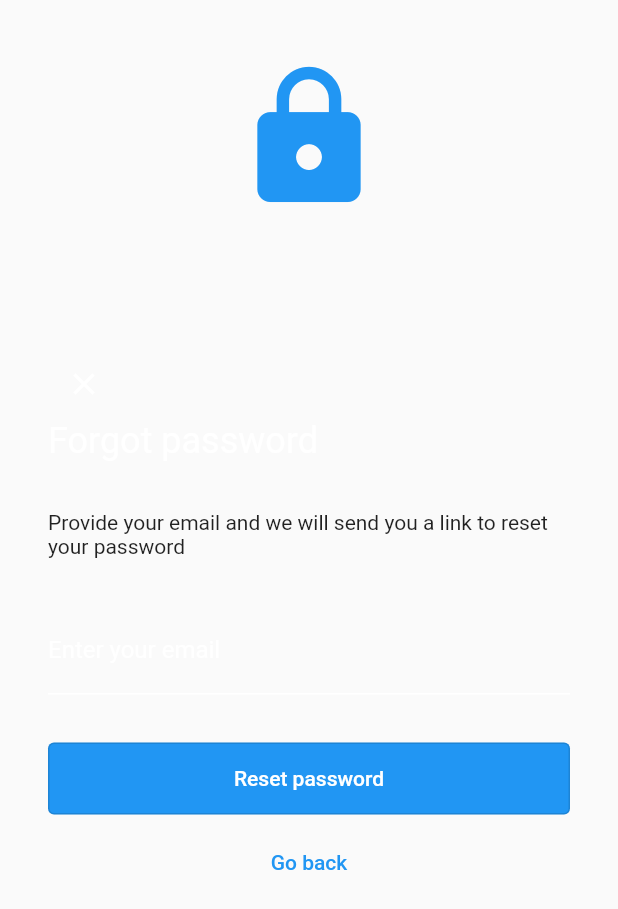
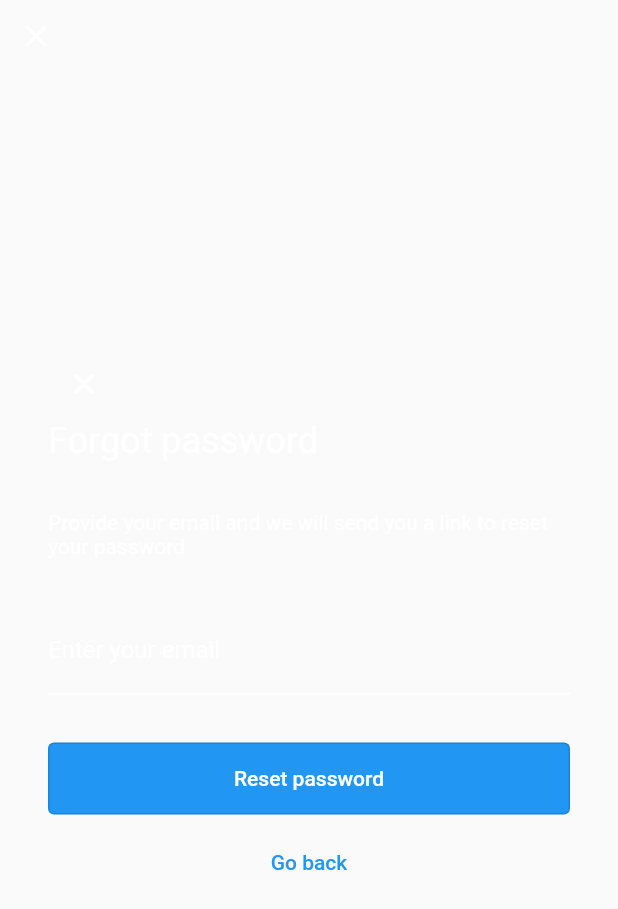
Before and after one commit to VadimBliz/flutterfire_ui, a Flutter app: the ForgotPasswordScreen screen opened by its route, on a phone screen of 412 x 824 dp. Shown: the top 909 px of the screen. Run offline on Flutter 3.47's test engine with Material 2 defaults, Android fonts, the phone set to English and light mode, and no system bars; our stand-ins replace cloud_firestore, email_validator, firebase_auth, firebase_core, firebase_database, firebase_dynamic_links and 3 more; missing offline and left inert: desktop_webview_auth, flutter_facebook_auth, twitter_login; accounts and stored records are empty.

Commit message:
change hint color

```diff
--- a/lib/src/auth/screens/forgot_password_screen.dart
+++ b/lib/src/auth/screens/forgot_password_screen.dart
@@ -76,7 +76,18 @@ class ForgotPasswordScreen extends StatelessWidget {
         resizeToAvoidBottomInset: resizeToAvoidBottomInset,
         body: ResponsivePage(
           desktopLayoutDirection: desktopLayoutDirection,
-          headerBuilder: headerBuilder,
+          headerBuilder: (_, __, ___) {
+            return Align(
+              alignment: Alignment.topLeft,
+              child: IconButton(
+                icon: const Icon(
+                  Icons.close,
+                  color: Colors.white,
+                ),
+                onPressed: Navigator.of(context).pop,
+              ),
+            );
+          },
           headerMaxExtent: headerMaxExtent,
           sideBuilder: sideBuilder,
           breakpoint: breakpoint,
--- a/lib/src/auth/views/forgot_password_view.dart
+++ b/lib/src/auth/views/forgot_password_view.dart
@@ -80,7 +80,10 @@ class _ForgotPasswordViewState extends State<ForgotPasswordView> {
           if (!emailSent) ...[
             spacer,
             widget.subtitleBuilder?.call(context) ??
-                Text(l.forgotPasswordHintText),
+                Text(
+                  l.forgotPasswordHintText,
+                  style: const TextStyle(color: Colors.white),
+                ),
           ],
           spacer,
           if (!emailSent) ...[
@@ -91,7 +94,10 @@ class _ForgotPasswordViewState extends State<ForgotPasswordView> {
             ),
             spacer,
           ] else ...[
-            Text(l.passwordResetEmailSentText),
+            Text(
+              l.passwordResetEmailSentText,
+              style: const TextStyle(color: Colors.white),
+            ),
             spacer,
           ],
           if (exception != null) ...[
```
